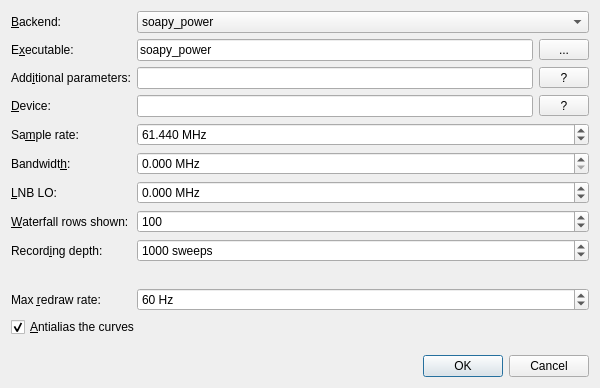
Before: the Qt Designer form qspectrumanalyzer/qspectrumanalyzer_settings.ui in lakjdfalken/qspectrumanalyzer, drawn with Qt 5.
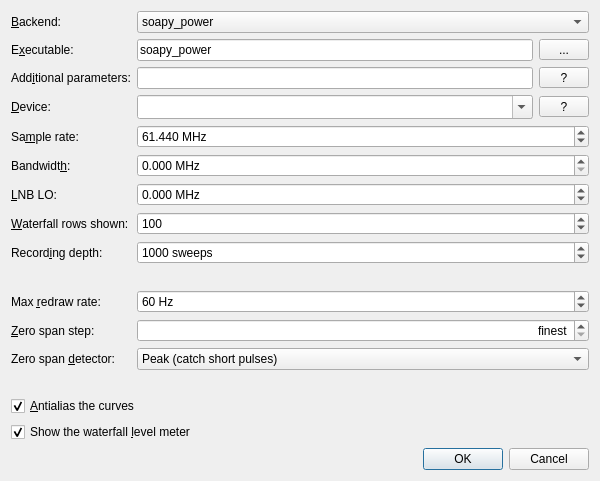
After: the same form once the commit is applied.

Commit message: Turn the band power pane into a zero span oscilloscope

```diff
--- a/qspectrumanalyzer/qspectrumanalyzer_settings.ui
+++ b/qspectrumanalyzer/qspectrumanalyzer_settings.ui
@@ -177,7 +177,92 @@
        </property>
       </widget>
      </item>
-     <item row="11" column="0" colspan="2">
+     <item row="11" column="0">
+      <widget class="QLabel" name="tapResolutionLabel">
+       <property name="toolTip">
+        <string>Seconds of signal behind each reading of the oscilloscope's high-rate tap. This is the zero span timebase: smaller resolves shorter bursts, at a higher noise floor, because fewer frames are combined into each reading.</string>
+       </property>
+       <property name="text">
+        <string>&amp;Zero span step:</string>
+       </property>
+       <property name="buddy">
+        <cstring>tapResolutionSpinBox</cstring>
+       </property>
+      </widget>
+     </item>
+     <item row="11" column="1">
+      <widget class="QDoubleSpinBox" name="tapResolutionSpinBox">
+       <property name="toolTip">
+        <string>Seconds of signal behind each reading of the oscilloscope's high-rate tap. Rounded to whole FFT frames, so what you get is shown below. Zero asks for the finest the radio can be read at, which is one frame.</string>
+       </property>
+       <property name="alignment">
+        <set>Qt::AlignRight|Qt::AlignTrailing|Qt::AlignVCenter</set>
+       </property>
+       <property name="suffix">
+        <string> us</string>
+       </property>
+       <property name="decimals">
+        <number>1</number>
+       </property>
+       <property name="maximum">
+        <double>100000.000000000000000</double>
+       </property>
+       <property name="specialValueText">
+        <string>finest</string>
+       </property>
+      </widget>
+     </item>
+     <item row="12" column="0">
+      <widget class="QLabel" name="tapDetectorLabel">
+       <property name="text">
+        <string>Zero span &amp;detector:</string>
+       </property>
+       <property name="buddy">
+        <cstring>tapDetectorComboBox</cstring>
+       </property>
+      </widget>
+     </item>
+     <item row="12" column="1">
+      <widget class="QComboBox" name="tapDetectorComboBox">
+       <property name="toolTip">
+        <string>How the frames making up one reading are combined, which is the video bandwidth choice. Peak keeps the loudest frame, so a pulse shorter than the step still reads at its own height; it does not smooth. Average smooths as the square root of the number of frames, which is what makes the shape of a signal legible when it is only a few dB out of the noise. At the finest step there is one frame per reading and the two are the same.</string>
+       </property>
+       <item>
+        <property name="text">
+         <string>Peak (catch short pulses)</string>
+        </property>
+       </item>
+       <item>
+        <property name="text">
+         <string>Average (smooth the shape)</string>
+        </property>
+       </item>
+      </widget>
+     </item>
+     <item row="15" column="1">
+      <widget class="QLabel" name="tapEstimateLabel">
+       <property name="text">
+        <string/>
+       </property>
+       <property name="wordWrap">
+        <bool>true</bool>
+       </property>
+      </widget>
+     </item>
+     <item row="17" column="0" colspan="2">
+      <widget class="QCheckBox" name="levelsMeterCheckBox">
+       <property name="toolTip">
+        <string>The colour scale beside the waterfall, which also sets its levels and gradient. It recomputes a histogram of the whole waterfall on every redraw, so turning it off is faster.</string>
+       </property>
+       <property name="text">
+        <string>Show the waterfall &amp;level meter</string>
+       </property>
+       <property name="checked">
+        <bool>true</bool>
+       </property>
+      </widget>
+     </item>
+     <item row="16" column="0" colspan="2">
       <widget class="QCheckBox" name="antialiasCheckBox">
        <property name="toolTip">
         <string>Smooth the curves. Turning it off is faster, but the traces look harder edged.</string>
@@ -281,7 +366,26 @@
      <item row="3" column="1">
       <layout class="QHBoxLayout" name="horizontalLayout_3">
        <item>
-        <widget class="QLineEdit" name="deviceEdit"/>
+        <widget class="QComboBox" name="deviceEdit">
+         <property name="sizePolicy">
+          <sizepolicy hsizetype="Expanding" vsizetype="Fixed">
+           <horstretch>0</horstretch>
+           <verstretch>0</verstretch>
+          </sizepolicy>
+         </property>
+         <property name="editable">
+          <bool>true</bool>
+         </property>
+         <property name="insertPolicy">
+          <enum>QComboBox::NoInsert</enum>
+         </property>
+         <property name="sizeAdjustPolicy">
+          <enum>QComboBox::AdjustToMinimumContentsLengthWithIcon</enum>
+         </property>
+         <property name="minimumContentsLength">
+          <number>28</number>
+         </property>
+        </widget>
        </item>
        <item>
         <widget class="QToolButton" name="deviceHelpButton">
```
Left out of the diff: 6 changed lines with no effect on the pictures. The commit also changes 14 other files.
